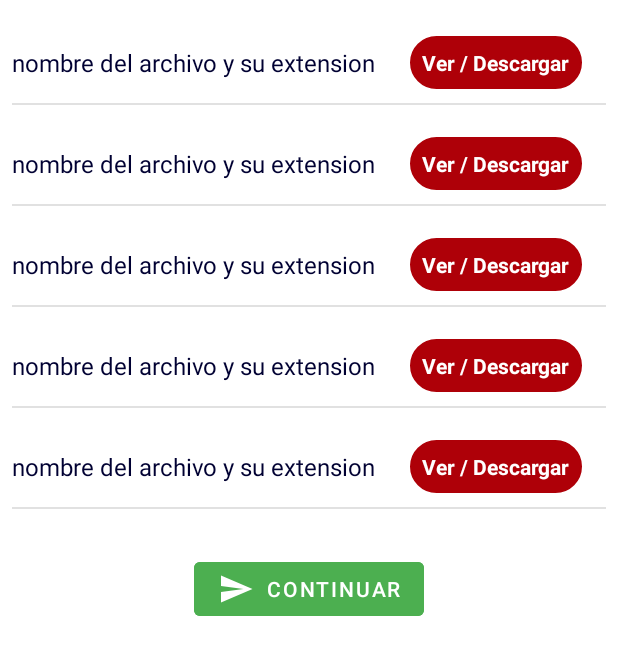
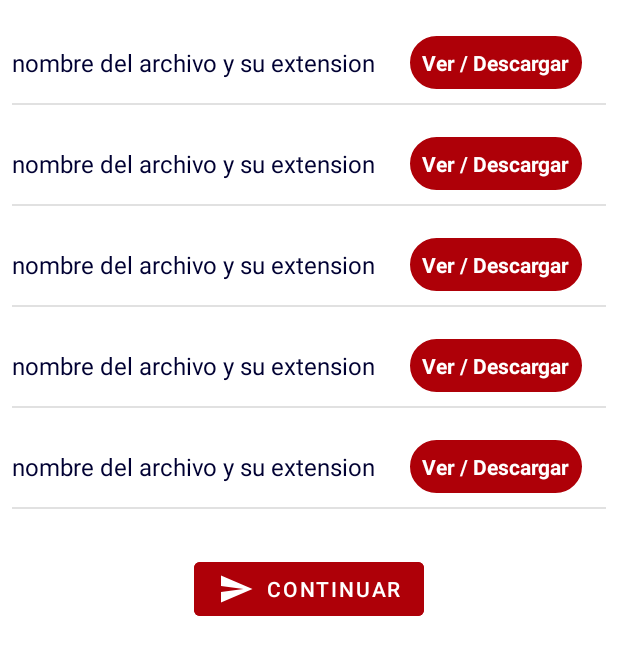
Before and after one commit to YaelGonzalez08/PaperlessApplication, an Android app: the layout fragment_contenido_a_c_k.xml on its own in the app's theme, with its tools: preview values and no code run, on a phone screen of 412 x 824 dp. Shown: the top 655 px of the screen. Run offline under Robolectric (Android 15) with nearby library versions, the phone set to English and light mode, and no system bars; plain views replace PDFView.

Commit message:
Cambio de color a boton CONTINUAR

```diff
--- a/app/src/main/res/layout/fragment_contenido_a_c_k.xml
+++ b/app/src/main/res/layout/fragment_contenido_a_c_k.xml
@@ -21,13 +21,14 @@
         android:padding="@dimen/dimen_8"
         tools:itemCount="5"
         android:layout_height="wrap_content"/>
+
     <com.google.android.material.button.MaterialButton
         android:id="@+id/mbEnviar"
         android:layout_width="wrap_content"
         android:layout_height="wrap_content"
         android:layout_gravity="center_horizontal"
         android:layout_marginTop="@dimen/dimen_16"
-        android:backgroundTint="@color/verde_success"
+        android:backgroundTint="@color/color_rojo_carmin"
         android:text="@string/continuar"
         android:visibility="visible"
         app:icon="@drawable/ic_send" />
```
